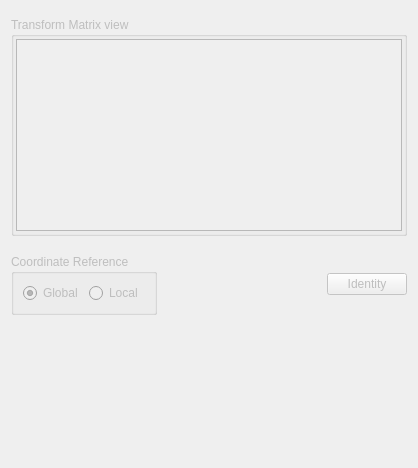
Old version of the form Base/GUI2/Resources/UI/qSlicerModuleTransform.ui in the repository jcfr/Slicer3.
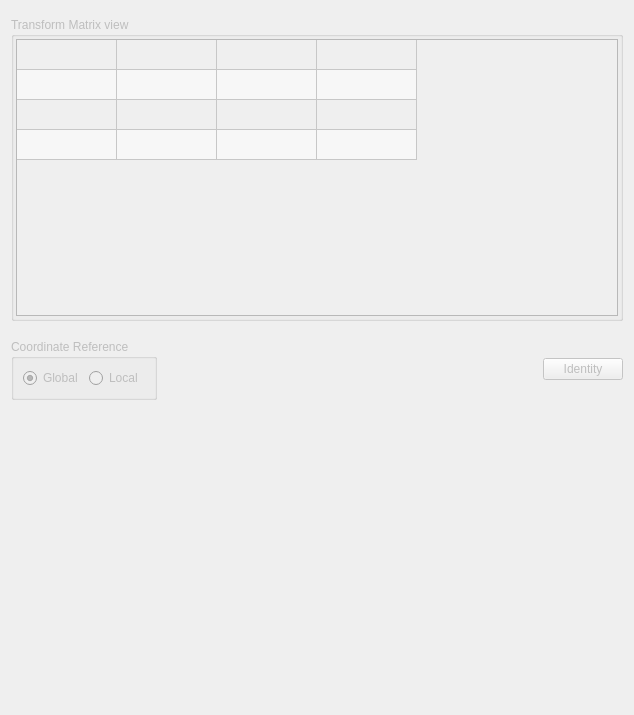
New version of the form. Custom widgets are drawn as their Qt base class.

Commit message: ENH: qSlicerModuleTransform - Clean constructor - widget properties are now set within the designer

Diff of the .ui file:
```diff
--- a/Base/GUI2/Resources/UI/qSlicerModuleTransform.ui
+++ b/Base/GUI2/Resources/UI/qSlicerModuleTransform.ui
@@ -6,8 +6,8 @@
    <rect>
     <x>0</x>
     <y>0</y>
-    <width>418</width>
-    <height>468</height>
+    <width>634</width>
+    <height>715</height>
    </rect>
   </property>
   <property name="sizePolicy">
@@ -55,12 +55,94 @@
         <attribute name="verticalHeaderVisible">
          <bool>false</bool>
         </attribute>
-        <attribute name="verticalHeaderVisible">
-         <bool>false</bool>
-        </attribute>
-        <attribute name="horizontalHeaderVisible">
-         <bool>false</bool>
-        </attribute>
+        <row/>
+        <row/>
+        <row/>
+        <row/>
+        <column/>
+        <column/>
+        <column/>
+        <column/>
+        <item row="0" column="0">
+         <property name="textAlignment">
+          <set>AlignHCenter|AlignVCenter|AlignCenter</set>
+         </property>
+        </item>
+        <item row="0" column="1">
+         <property name="textAlignment">
+          <set>AlignHCenter|AlignVCenter|AlignCenter</set>
+         </property>
+        </item>
+        <item row="0" column="2">
+         <property name="textAlignment">
+          <set>AlignHCenter|AlignVCenter|AlignCenter</set>
+         </property>
+        </item>
+        <item row="0" column="3">
+         <property name="textAlignment">
+          <set>AlignHCenter|AlignVCenter|AlignCenter</set>
+         </property>
+        </item>
+        <item row="1" column="0">
+         <property name="textAlignment">
+          <set>AlignHCenter|AlignVCenter|AlignCenter</set>
+         </property>
+        </item>
+        <item row="1" column="1">
+         <property name="textAlignment">
+          <set>AlignHCenter|AlignVCenter|AlignCenter</set>
+         </property>
+        </item>
+        <item row="1" column="2">
+         <property name="textAlignment">
+          <set>AlignHCenter|AlignVCenter|AlignCenter</set>
+         </property>
+        </item>
+        <item row="1" column="3">
+         <property name="textAlignment">
+          <set>AlignHCenter|AlignVCenter|AlignCenter</set>
+         </property>
+        </item>
+        <item row="2" column="0">
+         <property name="textAlignment">
+          <set>AlignHCenter|AlignVCenter|AlignCenter</set>
+         </property>
+        </item>
+        <item row="2" column="1">
+         <property name="textAlignment">
+          <set>AlignHCenter|AlignVCenter|AlignCenter</set>
+         </property>
+        </item>
+        <item row="2" column="2">
+         <property name="textAlignment">
+          <set>AlignHCenter|AlignVCenter|AlignCenter</set>
+         </property>
+        </item>
+        <item row="2" column="3">
+         <property name="textAlignment">
+          <set>AlignHCenter|AlignVCenter|AlignCenter</set>
+         </property>
+        </item>
+        <item row="3" column="0">
+         <property name="textAlignment">
+          <set>AlignHCenter|AlignVCenter|AlignCenter</set>
+         </property>
+        </item>
+        <item row="3" column="1">
+         <property name="textAlignment">
+          <set>AlignHCenter|AlignVCenter|AlignCenter</set>
+         </property>
+        </item>
+        <item row="3" column="2">
+         <property name="textAlignment">
+          <set>AlignHCenter|AlignVCenter|AlignCenter</set>
+         </property>
+        </item>
+        <item row="3" column="3">
+         <property name="textAlignment">
+          <set>AlignHCenter|AlignVCenter|AlignCenter</set>
+         </property>
+        </item>
        </widget>
       </item>
      </layout>
@@ -144,6 +226,11 @@
   </layout>
  </widget>
  <customwidgets>
+  <customwidget>
+   <class>qMRMLMatrixWidget</class>
+   <extends>QTableWidget</extends>
+   <header>qMRMLMatrixWidget.h</header>
+  </customwidget>
   <customwidget>
    <class>qMRMLNodeSelector</class>
    <extends>QWidget</extends>
@@ -156,11 +243,6 @@
    <header>qMRMLTransformSliders.h</header>
    <container>1</container>
   </customwidget>
-  <customwidget>
-   <class>qMRMLMatrixWidget</class>
-   <extends>QTableWidget</extends>
-   <header>qMRMLMatrixWidget.h</header>
-  </customwidget>
  </customwidgets>
  <resources/>
  <connections/>
```
Left out of the diff: 17 changed lines with no effect on the pictures. The commit also changes 1 other file.
